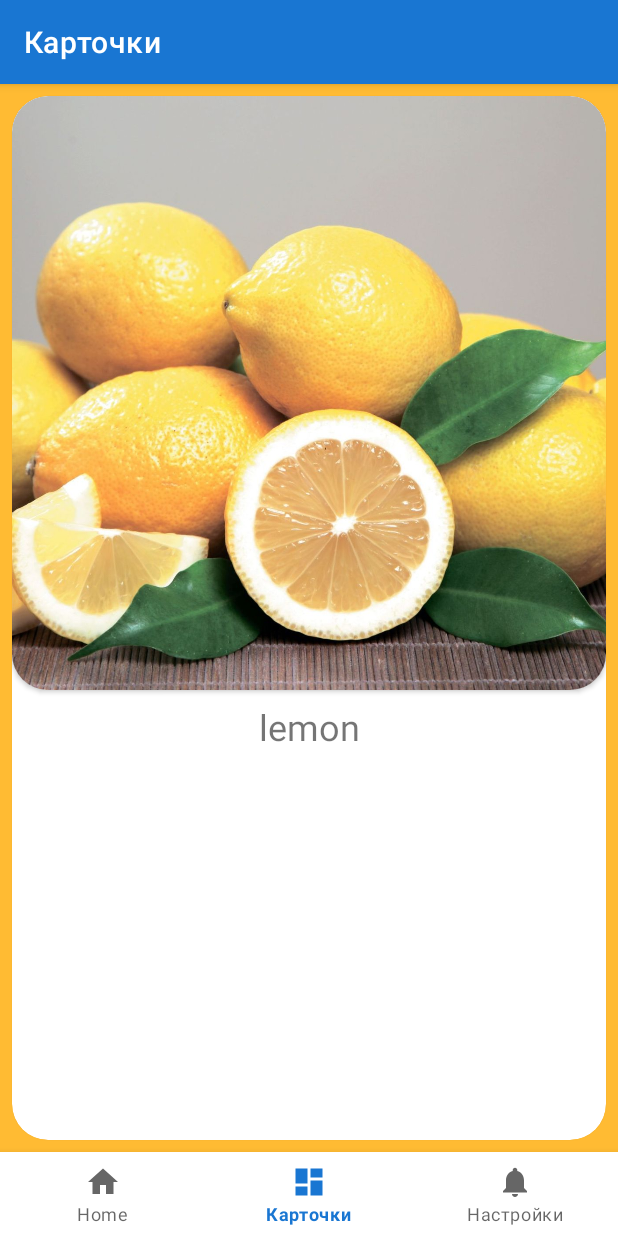
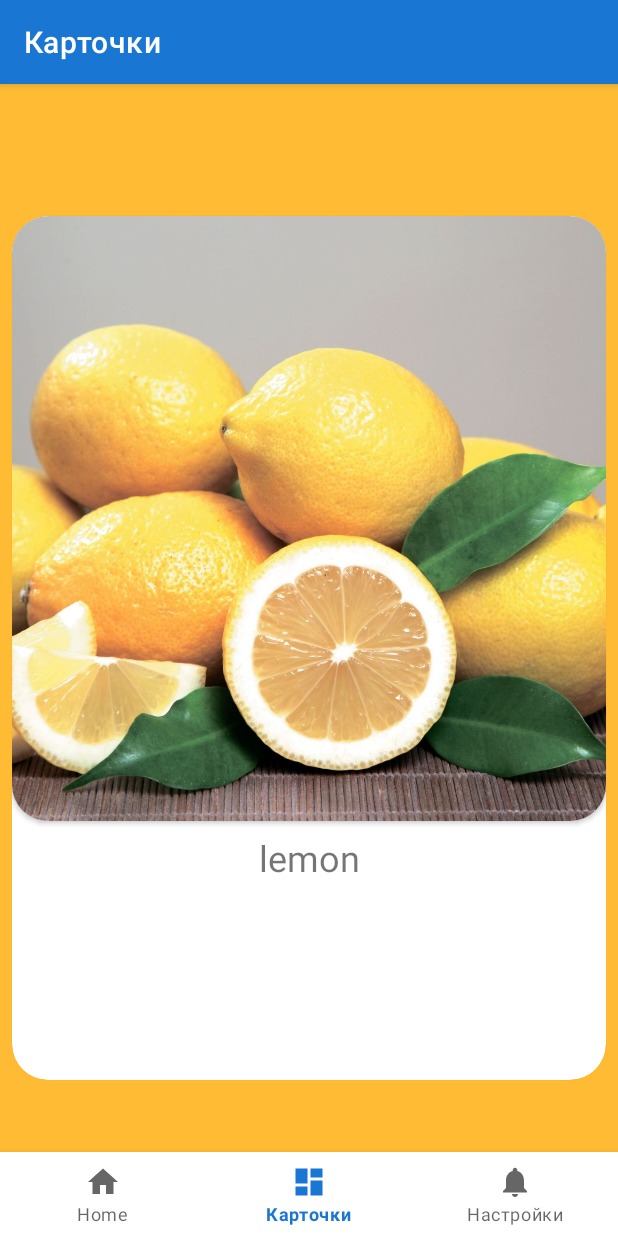
Before and after one commit to 124714/Emi, an Android app: the screen it shows after launch (MainActivity), item 2 of the bottom bar chosen, on a phone screen of 412 x 824 dp. Run offline under Robolectric (Android 15) with nearby library versions, the light colour scheme and no system bars; our stand-ins replace Room's generated code, data binding, navigation-ui.

Commit message:
add list card [1] / HomeFragment

```diff
--- a/app/src/main/java/com/example/emi/MainActivity.kt
+++ b/app/src/main/java/com/example/emi/MainActivity.kt
@@ -1,6 +1,10 @@
 package com.example.emi
 
+import android.os.Build
 import android.os.Bundle
+import android.util.Log
+import android.widget.Toast
+import androidx.annotation.RequiresApi
 import com.google.android.material.bottomnavigation.BottomNavigationView
 import androidx.appcompat.app.AppCompatActivity
 import androidx.navigation.findNavController
@@ -13,6 +17,7 @@ class MainActivity : AppCompatActivity() {
 
     private lateinit var binding: ActivityMainBinding
 
+    @RequiresApi(Build.VERSION_CODES.R)
     override fun onCreate(savedInstanceState: Bundle?) {
         super.onCreate(savedInstanceState)
 
@@ -31,5 +36,11 @@ class MainActivity : AppCompatActivity() {
         )
         setupActionBarWithNavController(navController, appBarConfiguration)
         navView.setupWithNavController(navController)
+
+//        val maximumWindowMetrics = this.windowManager.maximumWindowMetrics
+//        val activityDisplay = this.display
+//        Log.i("display", "${activityDisplay}")
+
+
     }
 }
--- a/app/src/main/java/com/example/emi/database/Card.kt
+++ b/app/src/main/java/com/example/emi/database/Card.kt
@@ -19,7 +19,10 @@ data class Card (
 //    val playSound: Int,
 
     @ColumnInfo(name = "id_image_file")
-    val img: Int
+    val img: Int,
+
+    @ColumnInfo(name = "date_learned_word")
+    val date: String
 
 
 )
--- a/app/src/main/java/com/example/emi/database/CardDatabase.kt
+++ b/app/src/main/java/com/example/emi/database/CardDatabase.kt
@@ -63,9 +63,9 @@ abstract class CardDatabase : RoomDatabase() {
 
                 for (i in 0..100) {
                     when(i % 3) {
-                        0 -> cardDao.insert(Card( 0,"lemon", "лимон", R.drawable.lemon))
-                        1 -> cardDao.insert(Card( 0,"apple", "яблоко", R.drawable.apple))
-                        2 -> cardDao.insert(Card( 0,"orange", "апельсин", R.drawable.orange))
+                        0 -> cardDao.insert(Card( 0,"lemon", "лимон", R.drawable.lemon, "понедельник"))
+                        1 -> cardDao.insert(Card( 0,"apple", "яблоко", R.drawable.apple, "вторник"))
+                        2 -> cardDao.insert(Card( 0,"orange", "апельсин", R.drawable.orange, "среда"))
 //                        3 -> cardDao.insert(Card( 0,"dog", "собака", R.drawable.dog))
 //                        else -> cardDao.insert(Card( 0,"switch", "переключатель, тумблер", R.drawable.toggle))
                     }
--- a/app/src/main/java/com/example/emi/ui/home/HomeFragment.kt
+++ b/app/src/main/java/com/example/emi/ui/home/HomeFragment.kt
@@ -4,16 +4,17 @@ import android.os.Bundle
 import android.view.LayoutInflater
 import android.view.View
 import android.view.ViewGroup
-import android.widget.TextView
 import androidx.fragment.app.Fragment
-import androidx.lifecycle.Observer
-import androidx.lifecycle.ViewModelProvider
-import com.example.emi.R
+import androidx.fragment.app.viewModels
+import com.example.emi.CardsApplication
 import com.example.emi.databinding.FragmentHomeBinding
+import com.example.emi.ui.home.adapters.LearnedCardAdapter
 
 class HomeFragment : Fragment() {
 
-    private lateinit var homeViewModel: HomeViewModel
+    private val homeViewModel: HomeViewModel by viewModels {
+        HomeViewModelFactory((requireNotNull(this.activity).application as CardsApplication).repository)
+    }
     private var _binding: FragmentHomeBinding? = null
 
     // This property is only valid between onCreateView and
@@ -25,16 +26,25 @@ class HomeFragment : Fragment() {
         container: ViewGroup?,
         savedInstanceState: Bundle?
     ): View? {
-        homeViewModel =
-            ViewModelProvider(this).get(HomeViewModel::class.java)
+
 
         _binding = FragmentHomeBinding.inflate(inflater, container, false)
         val root: View = binding.root
 
-        val textView: TextView = binding.textHome
-        homeViewModel.text.observe(viewLifecycleOwner, Observer {
-            textView.text = it
-        })
+        val listCardItemHome = binding.listCardItemHome
+        val adapter = LearnedCardAdapter()
+        listCardItemHome.adapter = adapter
+
+        homeViewModel.allCards.observe(this) {words ->
+            words.let {
+                adapter.submitList(words)
+            }
+        }
+
+
+
+
+
         return root
     }
 
--- a/app/src/main/java/com/example/emi/ui/home/HomeViewModel.kt
+++ b/app/src/main/java/com/example/emi/ui/home/HomeViewModel.kt
@@ -1,13 +1,16 @@
 package com.example.emi.ui.home
 
-import androidx.lifecycle.LiveData
-import androidx.lifecycle.MutableLiveData
-import androidx.lifecycle.ViewModel
+import androidx.lifecycle.*
+import com.example.emi.database.Card
+import com.example.emi.database.CardRepository
+import kotlinx.coroutines.launch
 
-class HomeViewModel : ViewModel() {
+class HomeViewModel(val repository: CardRepository,) : ViewModel() {
 
-    private val _text = MutableLiveData<String>().apply {
-        value = "This is home Fragment"
+    val allCards: LiveData<List<Card>> = repository.allWords.asLiveData()
+
+
+    fun insert(word: Card) = viewModelScope.launch {
+        repository.insert(word)
     }
-    val text: LiveData<String> = _text
 }
--- /dev/null
+++ b/app/src/main/java/com/example/emi/ui/home/HomeViewModelFactory.kt
@@ -0,0 +1,14 @@
+package com.example.emi.ui.home
+
+import androidx.lifecycle.ViewModel
+import androidx.lifecycle.ViewModelProvider
+import com.example.emi.database.CardRepository
+
+
+class HomeViewModelFactory(private val repository: CardRepository): ViewModelProvider.Factory {
+    override fun <T : ViewModel> create(modelClass: Class<T>): T {
+        if(modelClass.isAssignableFrom(HomeViewModel::class.java)) @Suppress("UNCHECKED_CAST")
+        return HomeViewModel(repository) as T
+        throw(java.lang.IllegalArgumentException("UnknownViewModelClass"))
+    }
+}
--- /dev/null
+++ b/app/src/main/java/com/example/emi/ui/home/adapters/LearnedCardAdapter.kt
@@ -0,0 +1,63 @@
+package com.example.emi.ui.home.adapters
+
+import android.view.LayoutInflater
+import android.view.View
+import android.view.ViewGroup
+import android.widget.ImageView
+import android.widget.TextView
+import androidx.recyclerview.widget.DiffUtil
+import androidx.recyclerview.widget.ListAdapter
+import androidx.recyclerview.widget.RecyclerView
+import com.example.emi.R
+import com.example.emi.database.Card
+import org.w3c.dom.Text
+
+
+class LearnedCardAdapter
+    : ListAdapter<Card, RecyclerView.ViewHolder>(CardsComparator()) {
+
+    override fun onCreateViewHolder(parent: ViewGroup, viewType: Int)
+            : RecyclerView.ViewHolder {
+        return CardViewHolder.create(parent)
+    }
+
+    override fun onBindViewHolder(holder: RecyclerView.ViewHolder, position: Int) {
+        val card = getItem(position)
+        (holder as CardViewHolder).bind(card)
+    }
+
+    class CardViewHolder private constructor(private val itemView: View)
+        : RecyclerView.ViewHolder(itemView) {
+        val eng: TextView = itemView.findViewById(R.id.eng_word)
+        val rus: TextView = itemView.findViewById(R.id.rus_word)
+        val date_learn: TextView = itemView.findViewById(R.id.date)
+
+        fun bind(item: Card) {
+
+            item.apply {
+                eng.text = engWord
+                rus.text = rusWord
+                date_learn.text = date
+
+            }
+        }
+
+        companion object {
+            fun create(parent: ViewGroup): CardViewHolder {
+
+                val view = LayoutInflater.from(parent.context).inflate(R.layout.list_card_item_home, parent, false)
+                return CardViewHolder(view)
+            }
+        }
+    }
+}
+
+private class CardsComparator() : DiffUtil.ItemCallback<Card>() {
+    override fun areItemsTheSame(oldItem: Card, newItem: Card): Boolean {
+        return oldItem === newItem
+    }
+
+    override fun areContentsTheSame(oldItem: Card, newItem: Card): Boolean {
+        return oldItem == newItem
+    }
+}
--- /dev/null
+++ b/app/src/main/res/color/selected_highlight.xml
@@ -0,0 +1,5 @@
+<?xml version="1.0" encoding="utf-8"?>
+<selector xmlns:android="http://schemas.android.com/apk/res/android">
+    <item android:color="?colorPrimaryVariant" android:state_selected="true" />
+    <item android:color="?colorOnSurface" android:alpha="0.18" />
+</selector>
--- a/app/src/main/res/layout/slider_card_item.xml
+++ b/app/src/main/res/layout/slider_card_item.xml
@@ -13,11 +13,10 @@
             app:layout_constraintStart_toStartOf="parent"
             app:layout_constraintEnd_toEndOf="parent"
             app:layout_constraintBottom_toBottomOf="parent"
-            android:layout_marginTop="8dp"
             android:layout_marginStart="8dp"
-            android:layout_marginBottom="8dp"
+            android:layout_marginBottom="48dp"
             app:cardCornerRadius="24dp" android:layout_marginEnd="8dp"
-            style='style="?attr/materialCardViewOutlinedStyle"'>
+            style='style="?attr/materialCardViewOutlinedStyle"' android:layout_marginTop="88dp">
         <androidx.constraintlayout.widget.ConstraintLayout
                 android:layout_width="match_parent"
                 android:layout_height="match_parent">
@@ -33,18 +32,24 @@
                     app:layout_constraintEnd_toEndOf="parent"/>
 
 
-            <androidx.cardview.widget.CardView android:layout_width="0dp" android:layout_height="0dp"
+            <androidx.cardview.widget.CardView android:layout_width="wrap_content" android:layout_height="0dp"
                                                app:layout_constraintEnd_toEndOf="parent"
                                                app:layout_constraintTop_toTopOf="parent"
                                                app:layout_constraintStart_toStartOf="parent"
-                                               app:layout_constraintDimensionRatio="1:1" app:cardCornerRadius="24dp"
-                                               android:id="@+id/cardView">
-
+                                               app:layout_constraintHeight_percent="0.7"
+                                               app:cardCornerRadius="24dp"
+                                               android:id="@+id/cardView"
+                                               android:layout_marginStart="8dp"
+                                               android:layout_marginEnd="8dp"
+            >
 
                 <ImageView
                         android:layout_width="match_parent"
-                        android:layout_height="match_parent" app:srcCompat="@drawable/lemon" android:id="@+id/image_word"
-                        android:adjustViewBounds="false" android:scaleType="centerCrop"/>
+                        android:layout_height="match_parent"
+                        app:srcCompat="@drawable/lemon"
+                        android:id="@+id/image_word"
+                        android:adjustViewBounds="true"
+                        android:scaleType="centerCrop"/>
             </androidx.cardview.widget.CardView>
 
         </androidx.constraintlayout.widget.ConstraintLayout>
```
Also changed, not shown: app/src/main/res/layout/fragment_home.xml (+59 -17 lines), app/src/main/res/layout/list_card_item_home.xml (added, +58 -0 lines), app/src/main/res/layout/region_learned_card_chips.xml (added, +13 -0 lines), 1 other file.
